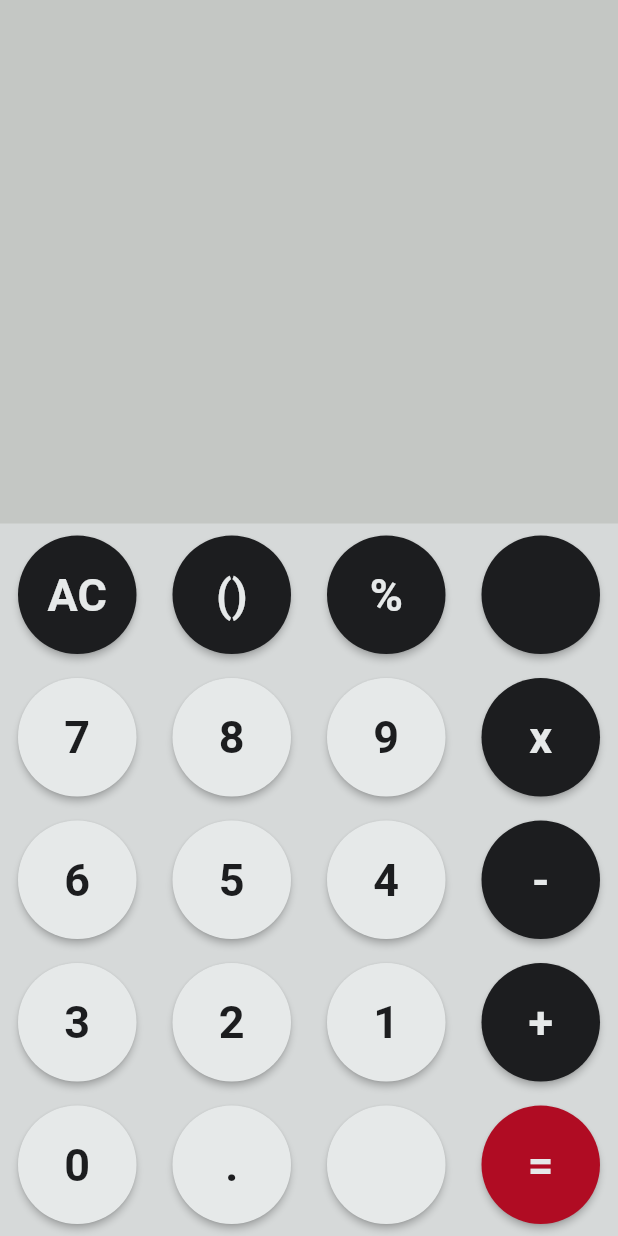
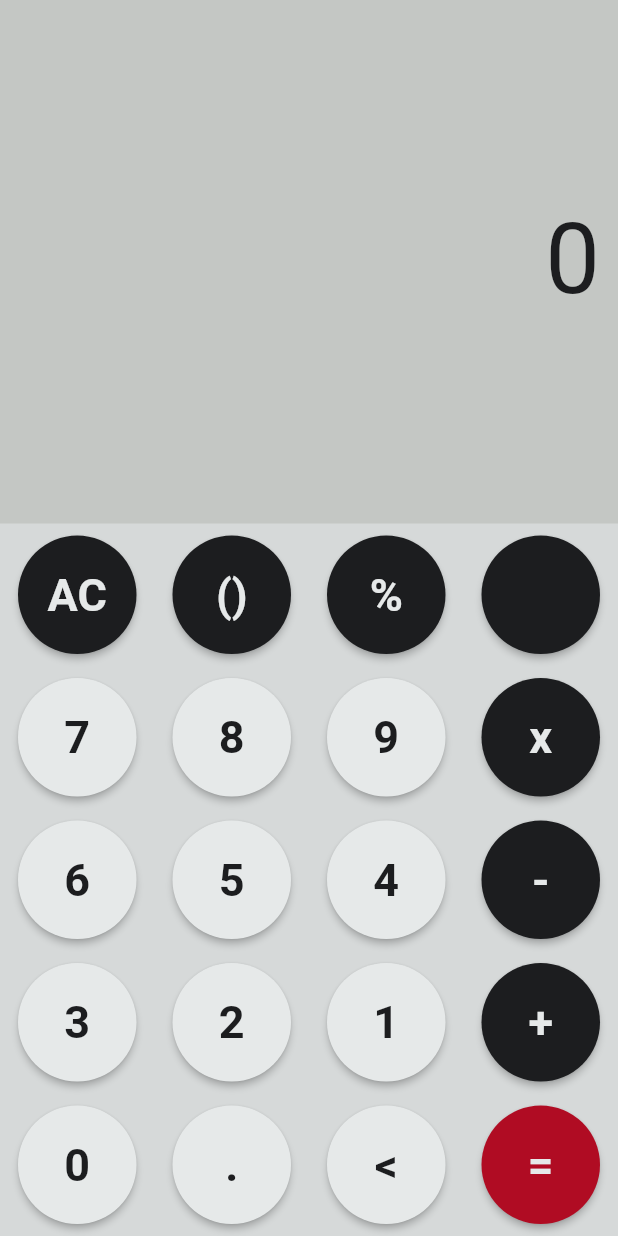
Before and after one commit to TheScriptRailoth/Nothing-calculator, a Flutter app: the screen it shows after launch, on a phone screen of 412 x 824 dp. Run offline on Flutter 3.47's test engine with Material 2 defaults, Android fonts, the phone set to English and light mode, and no system bars; our stand-ins replace math_expressions; Roboto replaces fonts that are missing (Nothing).

Commit message:
Added all the calculation functions

```diff
--- a/lib/main.dart
+++ b/lib/main.dart
@@ -19,10 +19,11 @@ class _CalculatorState extends State<Calculator> {
 
   double firstNum=0.0;
   double secondNum=0.0;
-  var input="  ";
+  var input="0";
   var output=" ";
   var operation = ' ';
-
+  var hideinput=false;
+  var outputSize=48.0;
   onButtonClick(value){
 
     if(value=="AC"){
@@ -30,17 +31,34 @@ class _CalculatorState extends State<Calculator> {
       output="";
     }
     else if(value=="<"){
+      if(input.isNotEmpty) {
         input= input.substring(0,input.length-1);
+      }
     }
     else if(value=="=")
       {
-        var userInput=input;
-        userInput= input.replaceAll("x", "*");
-        Parser p= Parser();
-        Expression expression=p.parse(userInput);
-        ContextModel cm=ContextModel();
-        var finalValue = expression.evaluate(type, context)
+        if(input.isNotEmpty) {
+          var userInput = input;
+          userInput = input.replaceAll("x", "*");
+          Parser p = Parser();
+          Expression expression = p.parse(userInput);
+          ContextModel cm = ContextModel();
+          var finalValue = expression.evaluate(EvaluationType.REAL, cm);
+          output = finalValue.toString();
+          if(output.endsWith(".0")) {
+            output=output.substring(0,output.length-2);
+          }
+          input=output;
+          hideinput=true;
+          outputSize=65;
+        }
       }
+    else{
+      input=input+value;
+      hideinput=false;
+      outputSize=48;
+    }
+    setState(() {});
   }
 
   @override
@@ -58,16 +76,18 @@ class _CalculatorState extends State<Calculator> {
               mainAxisAlignment: MainAxisAlignment.end,
               crossAxisAlignment: CrossAxisAlignment.end,
               children:[
-                  Text(input, style: const TextStyle(
+                  Text(
+                    hideinput? ' ':input,
+                    style: const TextStyle(
                     fontSize: 65,
                     color: blacknumkey,
                     fontFamily:'Nothing',
                   ),),
-                SizedBox(
+                const SizedBox(
                   height: 30,
                 ),
-                Text(output, style: TextStyle(
-                  fontSize: 48,
+                Text(output, style:TextStyle(
+                  fontSize: outputSize,
                   color: blacknumkey,
                   fontFamily:'Nothing',
                 ),),
@@ -114,7 +134,7 @@ class _CalculatorState extends State<Calculator> {
             children: [
               button(text:"0", tColor: blacknumkey, buttonBgColor: whitenumkey),
               button(text:".", tColor: blacknumkey, buttonBgColor: whitenumkey),
-              button(text:" ", tColor: blacknumkey, buttonBgColor: whitenumkey),
+              button(text:"<", tColor: blacknumkey, buttonBgColor: whitenumkey),
               button(text:"=", tColor: whitenumkey, buttonBgColor: rednumkey),
             ],
           ),
```
